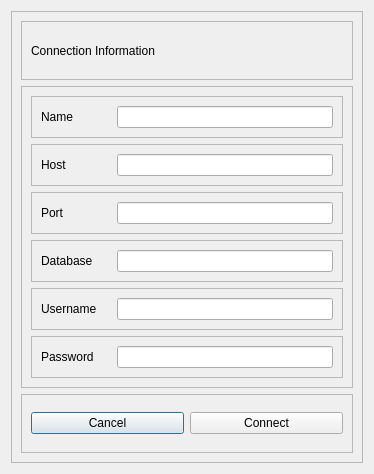
Doggerr111/VRSA, file src/lippostgisconnectionform.ui: the form before one commit.
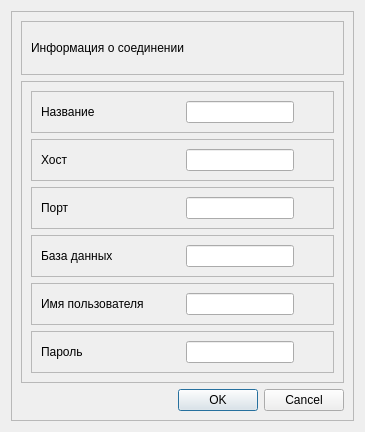
The form after the commit.

The edit to the form file:
```diff
--- a/src/lippostgisconnectionform.ui
+++ b/src/lippostgisconnectionform.ui
@@ -6,8 +6,8 @@
    <rect>
     <x>0</x>
     <y>0</y>
-    <width>374</width>
-    <height>474</height>
+    <width>365</width>
+    <height>432</height>
    </rect>
   </property>
   <property name="windowTitle">
@@ -35,7 +35,7 @@
          <item>
           <widget class="QLabel" name="labelInfo">
            <property name="text">
-            <string>Connection Information</string>
+            <string>Информация о соединении</string>
            </property>
           </widget>
          </item>
@@ -69,11 +69,11 @@
                </size>
               </property>
               <property name="text">
-               <string>Name</string>
+               <string>Название</string>
               </property>
              </widget>
             </item>
-            <item>
+            <item alignment="Qt::AlignLeft">
              <widget class="QLineEdit" name="lineEditName"/>
             </item>
            </layout>
@@ -97,11 +97,11 @@
                </size>
               </property>
               <property name="text">
-               <string>Host</string>
+               <string>Хост</string>
               </property>
              </widget>
             </item>
-            <item>
+            <item alignment="Qt::AlignLeft">
              <widget class="QLineEdit" name="lineEditDBHost"/>
             </item>
            </layout>
@@ -125,11 +125,11 @@
                </size>
               </property>
               <property name="text">
-               <string>Port</string>
+               <string>Порт</string>
               </property>
              </widget>
             </item>
-            <item>
+            <item alignment="Qt::AlignLeft">
              <widget class="QLineEdit" name="lineEditDBPort"/>
             </item>
            </layout>
@@ -153,11 +153,11 @@
                </size>
               </property>
               <property name="text">
-               <string>Database</string>
+               <string>База данных</string>
               </property>
              </widget>
             </item>
-            <item>
+            <item alignment="Qt::AlignLeft">
              <widget class="QLineEdit" name="lineEditDBName"/>
             </item>
            </layout>
@@ -181,11 +181,11 @@
                </size>
               </property>
               <property name="text">
-               <string>Username</string>
+               <string>Имя пользователя</string>
               </property>
              </widget>
             </item>
-            <item>
+            <item alignment="Qt::AlignLeft">
              <widget class="QLineEdit" name="lineEditUserName"/>
             </item>
            </layout>
@@ -209,11 +209,11 @@
                </size>
               </property>
               <property name="text">
-               <string>Password</string>
+               <string>Пароль</string>
               </property>
              </widget>
             </item>
-            <item>
+            <item alignment="Qt::AlignLeft">
              <widget class="QLineEdit" name="lineEditPassword">
               <property name="echoMode">
                <enum>QLineEdit::Password</enum>
@@ -227,29 +227,10 @@
        </widget>
       </item>
       <item>
-       <widget class="QFrame" name="frame_8">
-        <property name="frameShape">
-         <enum>QFrame::StyledPanel</enum>
+       <widget class="QDialogButtonBox" name="buttonBox">
+        <property name="standardButtons">
+         <set>QDialogButtonBox::Cancel|QDialogButtonBox::Ok</set>
         </property>
-        <property name="frameShadow">
-         <enum>QFrame::Raised</enum>
-        </property>
-        <layout class="QHBoxLayout" name="horizontalLayout_7">
-         <item>
-          <widget class="QPushButton" name="pushButtonCancel">
-           <property name="text">
-            <string>Cancel</string>
-           </property>
-          </widget>
-         </item>
-         <item>
-          <widget class="QPushButton" name="pushButtonConnect">
-           <property name="text">
-            <string>Connect</string>
-           </property>
-          </widget>
-         </item>
-        </layout>
        </widget>
       </item>
      </layout>
```
